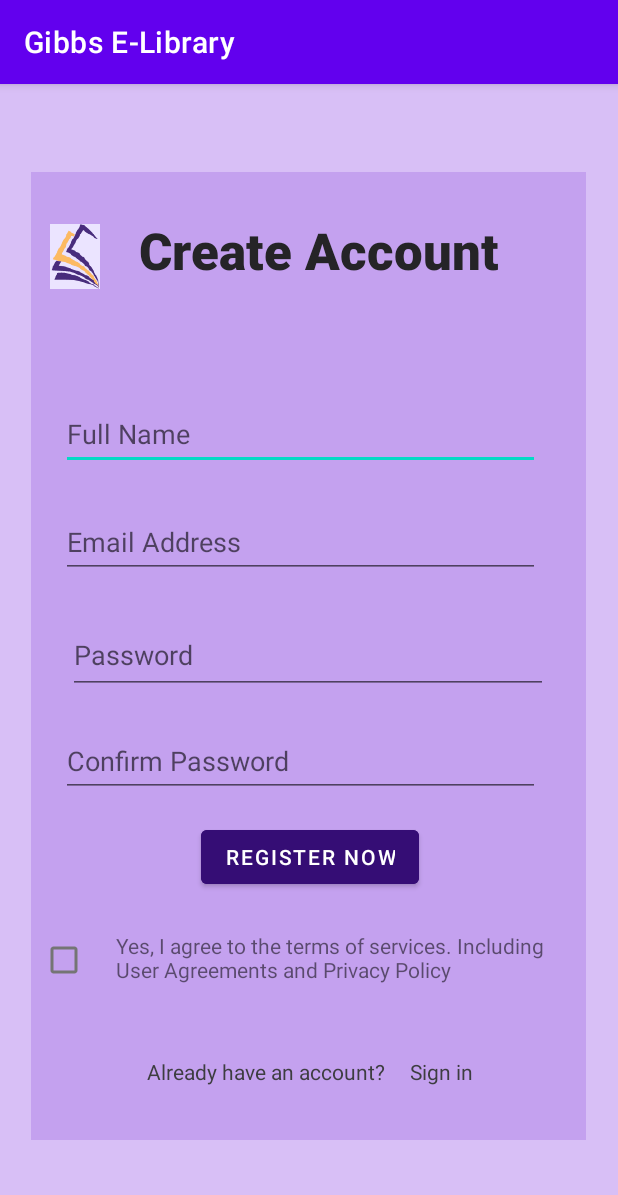
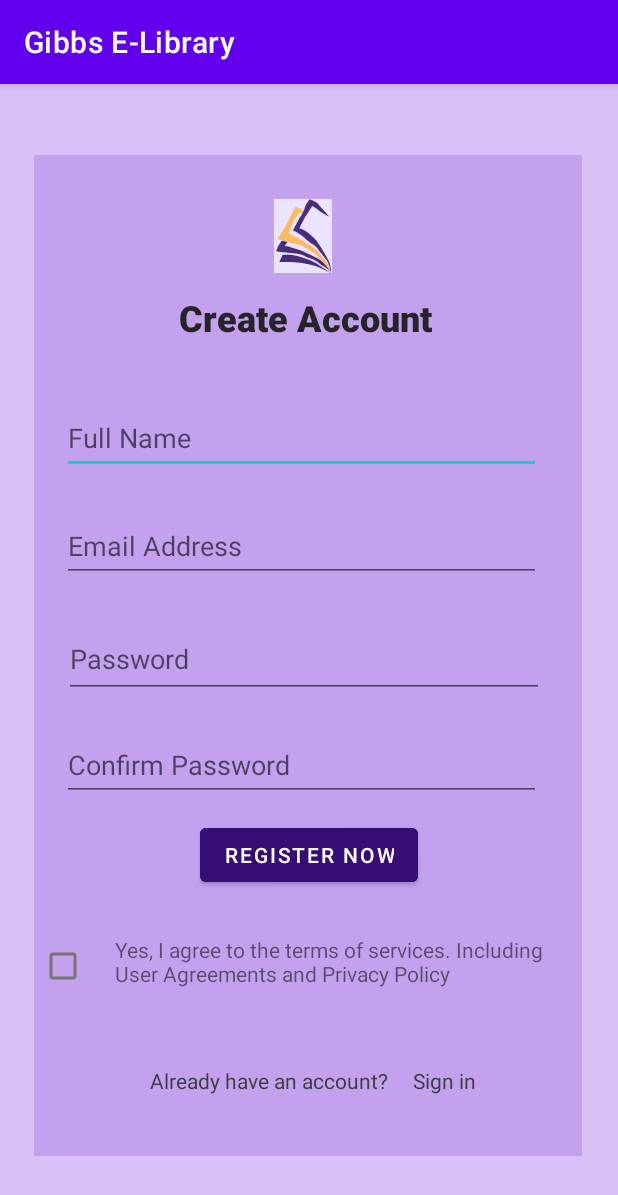
Before and after one commit to Gibbs5050/Gibbs-Library, an Android app: the RegisterUser screen opened directly, with no data from a screen before it, on a phone screen of 412 x 824 dp. Shown: the top 1195 px of the screen. Run offline under Robolectric (Android 15) with nearby library versions, the light colour scheme and no system bars.

Commit message:
did a login/Sign up UI redesign

```diff
--- a/app/src/main/res/layout/activity_register_user.xml
+++ b/app/src/main/res/layout/activity_register_user.xml
@@ -31,8 +31,8 @@
 
     <androidx.constraintlayout.widget.ConstraintLayout
         android:id="@+id/createAccount"
-        android:layout_width="370dp"
-        android:layout_height="645dp"
+        android:layout_width="365dp"
+        android:layout_height="667dp"
         android:layout_marginStart="28dp"
         android:layout_marginTop="40dp"
         android:layout_marginEnd="29dp"
@@ -62,30 +62,27 @@
 
         <TextView
             android:id="@+id/TitleRegisterPage"
-            android:layout_width="264dp"
-            android:layout_height="62dp"
-            android:layout_marginTop="29dp"
-            android:layout_marginEnd="43dp"
+            android:layout_width="wrap_content"
+            android:layout_height="wrap_content"
+            android:layout_marginTop="92dp"
+            android:layout_marginEnd="100dp"
             android:fontFamily="sans-serif-black"
             android:text="@string/TextOne"
             android:textAlignment="center"
             android:textColor="#252427"
-            android:textSize="34sp"
+            android:textSize="24sp"
             android:textStyle="bold"
             android:typeface="normal"
             app:layout_constraintEnd_toEndOf="parent"
-            app:layout_constraintStart_toEndOf="@+id/imageView4"
             app:layout_constraintTop_toTopOf="parent" />
 
         <ImageView
             android:id="@+id/imageView4"
-            android:layout_width="52dp"
-            android:layout_height="43dp"
+            android:layout_width="64dp"
+            android:layout_height="49dp"
             android:layout_marginTop="29dp"
-            android:layout_marginBottom="67dp"
-            app:layout_constraintBottom_toTopOf="@+id/NameRegisterText"
-            app:layout_constraintEnd_toStartOf="@+id/TitleRegisterPage"
-            app:layout_constraintStart_toStartOf="parent"
+            android:layout_marginEnd="154dp"
+            app:layout_constraintEnd_toEndOf="parent"
             app:layout_constraintTop_toTopOf="parent"
             app:srcCompat="@drawable/splash_screen_logoo" />
 
@@ -94,7 +91,7 @@
             android:layout_width="319dp"
             android:layout_height="48dp"
             android:layout_marginStart="16dp"
-            android:layout_marginTop="59dp"
+            android:layout_marginTop="40dp"
             android:layout_marginEnd="27dp"
             android:layout_marginBottom="24dp"
             android:ems="10"
@@ -102,6 +99,7 @@
             android:inputType="textPersonName"
             app:layout_constraintBottom_toTopOf="@+id/emailRegisterText"
             app:layout_constraintEnd_toEndOf="parent"
+            app:layout_constraintHorizontal_bias="1.0"
             app:layout_constraintStart_toStartOf="parent"
             app:layout_constraintTop_toBottomOf="@+id/TitleRegisterPage" />
 
@@ -118,6 +116,7 @@
             android:inputType="textPersonName"
             app:layout_constraintBottom_toTopOf="@+id/passwordRegisterText"
             app:layout_constraintEnd_toEndOf="parent"
+            app:layout_constraintHorizontal_bias="1.0"
             app:layout_constraintStart_toStartOf="parent"
             app:layout_constraintTop_toBottomOf="@+id/NameRegisterText" />
 
@@ -151,6 +150,7 @@
             android:inputType="textPassword"
             app:layout_constraintBottom_toTopOf="@+id/RegisterButton"
             app:layout_constraintEnd_toEndOf="parent"
+            app:layout_constraintHorizontal_bias="1.0"
             app:layout_constraintStart_toStartOf="parent"
             app:layout_constraintTop_toBottomOf="@+id/passwordRegisterText" />
 
@@ -159,13 +159,14 @@
             android:layout_width="wrap_content"
             android:layout_height="wrap_content"
             android:layout_marginStart="108dp"
-            android:layout_marginTop="16dp"
+            android:layout_marginTop="12dp"
             android:layout_marginEnd="106dp"
             android:backgroundTint="#350D75"
             android:text="@string/register_nowText"
             android:textColor="@color/white"
             app:iconTint="@color/white"
             app:layout_constraintEnd_toEndOf="parent"
+            app:layout_constraintHorizontal_bias="0.444"
             app:layout_constraintStart_toStartOf="parent"
             app:layout_constraintTop_toBottomOf="@+id/confirmPasswordRegisterText" />
 
@@ -194,7 +195,7 @@
             app:layout_constraintEnd_toStartOf="@+id/termsAndConditions"
             app:layout_constraintStart_toStartOf="parent"
             app:layout_constraintTop_toBottomOf="@+id/confirmPasswordRegisterText"
-            app:layout_constraintVertical_bias="0.629"
+            app:layout_constraintVertical_bias="0.564"
             tools:ignore="TouchTargetSizeCheck" />
     </androidx.constraintlayout.widget.ConstraintLayout>
 
```
Also changed, not shown: app/src/main/res/layout/activity_splash.xml (+11 -12 lines).
